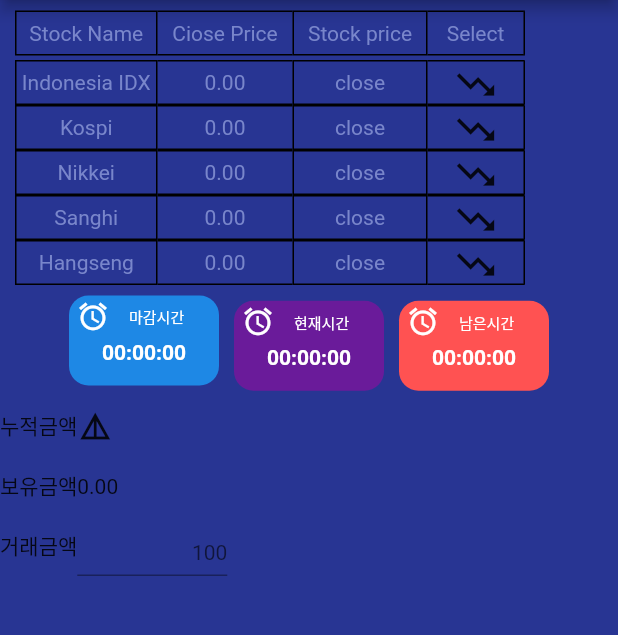
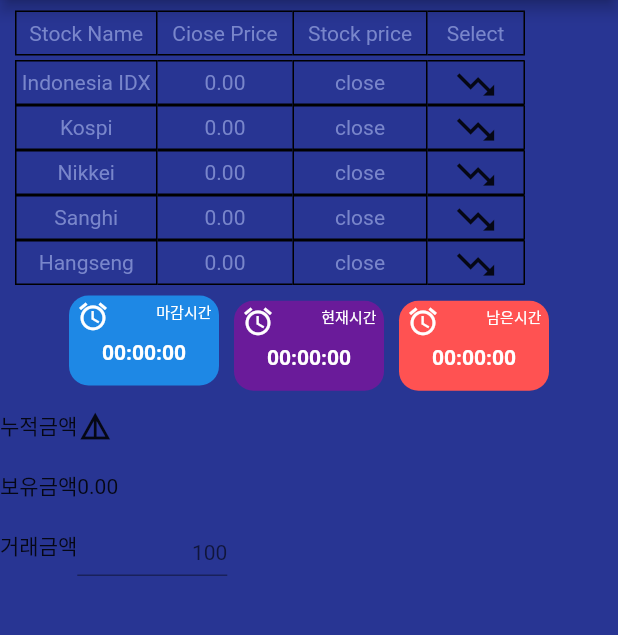
Before and after one commit to LeeSeulgi97/test_demo, a Flutter app: the screen it shows after launch, on a phone screen of 412 x 824 dp, the part 84-719 px from its top. Run offline on Flutter 3.47's test engine with Material 2 defaults, Android fonts, the phone set to English and light mode, and no system bars.

Commit message:
time-slot 파일에서 각 시간칸의 위치 변경 - row안에 컨테이너로 margin을 줘서 정렬한것은 핸드폰 화면에따라 위치가 바뀌기도 함 -> stack과 align을 사용하여 정렬함

```diff
--- a/seven_bit_test_app/lib/time_slot.dart
+++ b/seven_bit_test_app/lib/time_slot.dart
@@ -16,14 +16,18 @@ Widget time_slot(){
           children: <Widget>[
             Container(
               margin: const EdgeInsets.only(top:3,left: 5,right: 5,bottom: 5),
-              child: Row(children: <Widget>[
-                Container(
-                  margin: const EdgeInsets.only(right: 13),
-                  child: Icon(Icons.access_alarm,color: Colors.white,size: 22),
-                ),
-                Text('마감시간',style: TextStyle(color: Colors.white,fontSize: 10))
-              ],
-              ),
+              child: Stack(
+                  children: <Widget>[
+                    Align(
+                      alignment: Alignment.centerLeft,
+                      child: Icon(Icons.access_alarm,color: Colors.white,size: 22),
+                    ),
+                    Align(
+                      alignment: Alignment.centerRight,
+                      child: Text('마감시간',style: TextStyle(color: Colors.white,fontSize: 10)),
+                    )
+                  ],
+                )
             ),
             Text("00:00:00",style: TextStyle(color: Colors.white,fontWeight: FontWeight.bold),)
           ],
@@ -42,12 +46,15 @@ Widget time_slot(){
           children: <Widget>[
             Container(
               margin: const EdgeInsets.only(top:3,left: 5,right: 5,bottom: 5),
-              child: Row(children: <Widget>[
-                Container(
-                  margin: const EdgeInsets.only(right: 13),
+              child: Stack(children: <Widget>[
+                Align(
+                  alignment: Alignment.centerLeft,
                   child: Icon(Icons.access_alarm,color: Colors.white,size: 22),
                 ),
-                Text('현재시간',style: TextStyle(color: Colors.white,fontSize: 10))
+                Align(
+                  alignment: Alignment.centerRight,
+                  child: Text('현재시간',style: TextStyle(color: Colors.white,fontSize: 10))
+                )
               ],
               ),
             ),
@@ -68,12 +75,15 @@ Widget time_slot(){
           children: <Widget>[
             Container(
               margin: const EdgeInsets.only(top:3,left: 5,right: 5,bottom: 5),
-              child: Row(children: <Widget>[
-                Container(
-                  margin: const EdgeInsets.only(right: 13),
+              child: Stack(children: <Widget>[
+                Align(
+                  alignment: Alignment.centerLeft,
                   child: Icon(Icons.access_alarm,color: Colors.white,size: 22),
                 ),
-                Text('남은시간',style: TextStyle(color: Colors.white,fontSize: 10))
+                Align(
+                  alignment: Alignment.centerRight,
+                  child: Text('남은시간',style: TextStyle(color: Colors.white,fontSize: 10))
+                )
               ],
               ),
             ),
```
